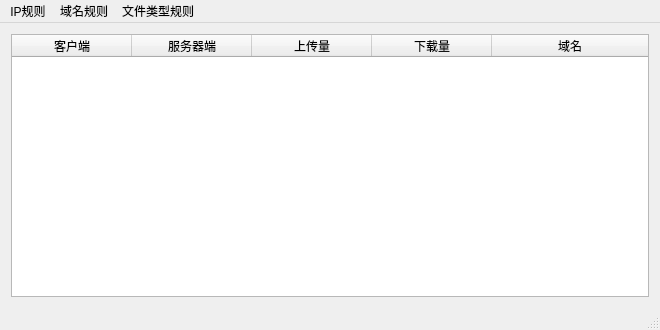
Before: the Qt Designer form MainWidget.ui in HiCikey/HttpProxyServer, drawn with Qt 5.
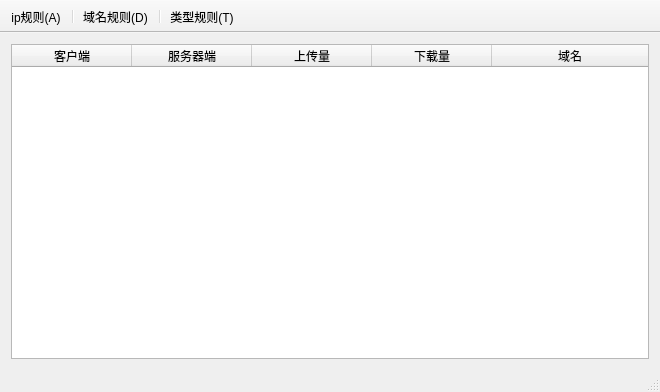
After: the same form once the commit is applied.

What changed in the file:
```diff
--- a/MainWidget.ui
+++ b/MainWidget.ui
@@ -7,7 +7,7 @@
     <x>0</x>
     <y>0</y>
     <width>660</width>
-    <height>330</height>
+    <height>392</height>
    </rect>
   </property>
   <property name="minimumSize">
@@ -97,35 +97,65 @@
     </item>
    </layout>
   </widget>
-  <widget class="QMenuBar" name="menuBar">
-   <property name="geometry">
-    <rect>
-     <x>0</x>
-     <y>0</y>
-     <width>660</width>
-     <height>22</height>
-    </rect>
-   </property>
-   <widget class="QMenu" name="menu">
-    <property name="title">
-     <string>域名规则</string>
-    </property>
-   </widget>
-   <widget class="QMenu" name="menu_2">
-    <property name="title">
-     <string>IP规则</string>
-    </property>
-   </widget>
-   <widget class="QMenu" name="menu_3">
-    <property name="title">
-     <string>文件类型规则</string>
-    </property>
-   </widget>
-   <addaction name="menu_2"/>
-   <addaction name="menu"/>
-   <addaction name="menu_3"/>
-  </widget>
   <widget class="QStatusBar" name="statusBar"/>
+  <widget class="QToolBar" name="toolBar">
+   <property name="windowTitle">
+    <string>toolBar</string>
+   </property>
+   <property name="movable">
+    <bool>false</bool>
+   </property>
+   <property name="allowedAreas">
+    <set>Qt::TopToolBarArea</set>
+   </property>
+   <property name="floatable">
+    <bool>false</bool>
+   </property>
+   <attribute name="toolBarArea">
+    <enum>TopToolBarArea</enum>
+   </attribute>
+   <attribute name="toolBarBreak">
+    <bool>false</bool>
+   </attribute>
+   <addaction name="action_ip"/>
+   <addaction name="separator"/>
+   <addaction name="action_domain"/>
+   <addaction name="separator"/>
+   <addaction name="action_type"/>
+  </widget>
+  <action name="action_ip">
+   <property name="text">
+    <string>ip规则(A)</string>
+   </property>
+   <property name="toolTip">
+    <string>客户端IP黑名单</string>
+   </property>
+   <property name="shortcut">
+    <string>A</string>
+   </property>
+  </action>
+  <action name="action_domain">
+   <property name="text">
+    <string>域名规则(D)</string>
+   </property>
+   <property name="toolTip">
+    <string>访问的域名黑名单</string>
+   </property>
+   <property name="shortcut">
+    <string>D</string>
+   </property>
+  </action>
+  <action name="action_type">
+   <property name="text">
+    <string>类型规则(T)</string>
+   </property>
+   <property name="toolTip">
+    <string>传输文件类型黑名单</string>
+   </property>
+   <property name="shortcut">
+    <string>T</string>
+   </property>
+  </action>
  </widget>
  <layoutdefault spacing="6" margin="11"/>
  <resources>
```
